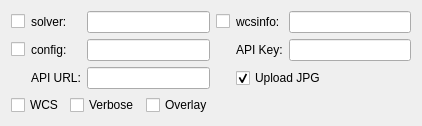
Above: kstars/ekos/align/opsalign.ui from KDE/kstars before the change. Below: the same form after it.
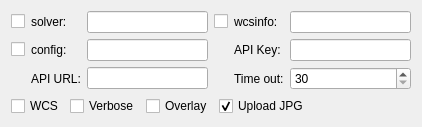
That is the form after the change.

Commit message: Add astrometry timeout option. Fix typos

Diff of the .ui file:
```diff
--- a/kstars/ekos/align/opsalign.ui
+++ b/kstars/ekos/align/opsalign.ui
@@ -119,16 +119,23 @@
        </property>
       </widget>
      </item>
-     <item row="2" column="4" colspan="2">
-      <widget class="QCheckBox" name="kcfg_AstrometryUseJPEG">
+     <item row="2" column="5">
+      <widget class="QSpinBox" name="kcfg_AstrometryTimeout">
        <property name="toolTip">
         <string>Use JPEG format, instead of FITS, to upload images to the online astrometry.net service</string>
        </property>
+       <property name="minimum">
+        <number>30</number>
+       </property>
+       <property name="maximum">
+        <number>600</number>
+       </property>
+      </widget>
+     </item>
+     <item row="2" column="4">
+      <widget class="QLabel" name="label">
        <property name="text">
-        <string>Upload JPG</string>
-       </property>
-       <property name="checked">
-        <bool>true</bool>
+        <string>Time out:</string>
        </property>
       </widget>
      </item>
@@ -169,6 +176,19 @@
        </property>
       </widget>
      </item>
+     <item>
+      <widget class="QCheckBox" name="kcfg_AstrometryUseJPEG">
+       <property name="toolTip">
+        <string>Use JPEG format, instead of FITS, to upload images to the online astrometry.net service</string>
+       </property>
+       <property name="text">
+        <string>Upload JPG</string>
+       </property>
+       <property name="checked">
+        <bool>true</bool>
+       </property>
+      </widget>
+     </item>
      <item>
       <spacer name="horizontalSpacer_4">
        <property name="orientation">
```
Left out of the diff: 2 changed lines with no effect on the pictures. The commit also changes 5 other files.
